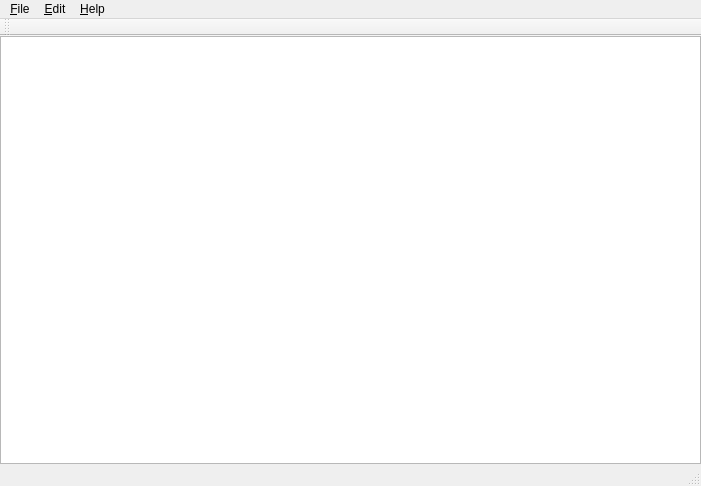
ambiesoft/SceneExplorer, file src/mainwindow.ui: the form before one commit.
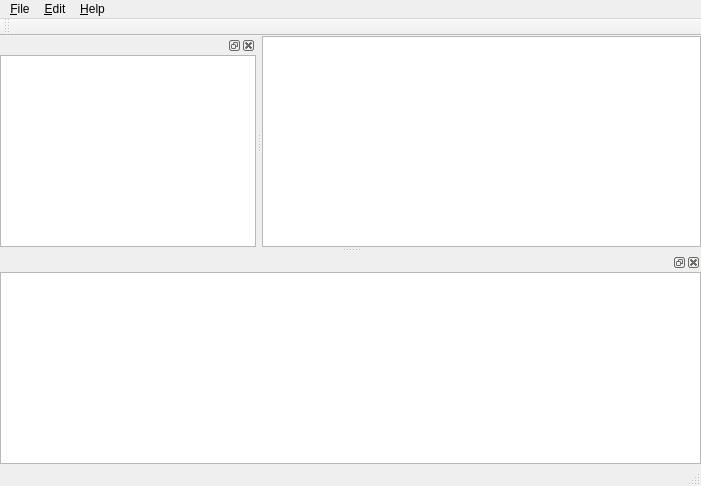
The form after the commit.

```diff
--- a/src/mainwindow.ui
+++ b/src/mainwindow.ui
@@ -101,6 +101,95 @@
    </attribute>
   </widget>
   <widget class="QStatusBar" name="statusBar"/>
+  <widget class="QDockWidget" name="dockLog">
+   <attribute name="dockWidgetArea">
+    <number>8</number>
+   </attribute>
+   <widget class="QWidget" name="dockWidgetContents">
+    <property name="enabled">
+     <bool>true</bool>
+    </property>
+    <property name="maximumSize">
+     <size>
+      <width>16777215</width>
+      <height>16777215</height>
+     </size>
+    </property>
+    <layout class="QVBoxLayout" name="verticalLayout_3">
+     <property name="leftMargin">
+      <number>0</number>
+     </property>
+     <property name="topMargin">
+      <number>0</number>
+     </property>
+     <property name="rightMargin">
+      <number>0</number>
+     </property>
+     <property name="bottomMargin">
+      <number>0</number>
+     </property>
+     <item>
+      <widget class="QPlainTextEdit" name="txtLog">
+       <property name="sizePolicy">
+        <sizepolicy hsizetype="Preferred" vsizetype="Preferred">
+         <horstretch>0</horstretch>
+         <verstretch>0</verstretch>
+        </sizepolicy>
+       </property>
+      </widget>
+     </item>
+    </layout>
+   </widget>
+  </widget>
+  <widget class="QDockWidget" name="dockTree">
+   <property name="sizePolicy">
+    <sizepolicy hsizetype="Preferred" vsizetype="Preferred">
+     <horstretch>0</horstretch>
+     <verstretch>0</verstretch>
+    </sizepolicy>
+   </property>
+   <attribute name="dockWidgetArea">
+    <number>1</number>
+   </attribute>
+   <widget class="QWidget" name="dockWidgetContents_2">
+    <property name="sizePolicy">
+     <sizepolicy hsizetype="Expanding" vsizetype="Expanding">
+      <horstretch>0</horstretch>
+      <verstretch>0</verstretch>
+     </sizepolicy>
+    </property>
+    <layout class="QHBoxLayout" name="horizontalLayout">
+     <property name="sizeConstraint">
+      <enum>QLayout::SetDefaultConstraint</enum>
+     </property>
+     <property name="leftMargin">
+      <number>0</number>
+     </property>
+     <property name="topMargin">
+      <number>0</number>
+     </property>
+     <property name="rightMargin">
+      <number>0</number>
+     </property>
+     <property name="bottomMargin">
+      <number>0</number>
+     </property>
+     <item>
+      <widget class="QTreeView" name="treeView">
+       <property name="sizePolicy">
+        <sizepolicy hsizetype="Preferred" vsizetype="Preferred">
+         <horstretch>0</horstretch>
+         <verstretch>0</verstretch>
+        </sizepolicy>
+       </property>
+       <property name="headerHidden">
+        <bool>true</bool>
+       </property>
+      </widget>
+     </item>
+    </layout>
+   </widget>
+  </widget>
   <action name="action_Close">
    <property name="text">
     <string>&amp;Close</string>
```
Left out of the diff: 2 changed lines with no effect on the pictures.
